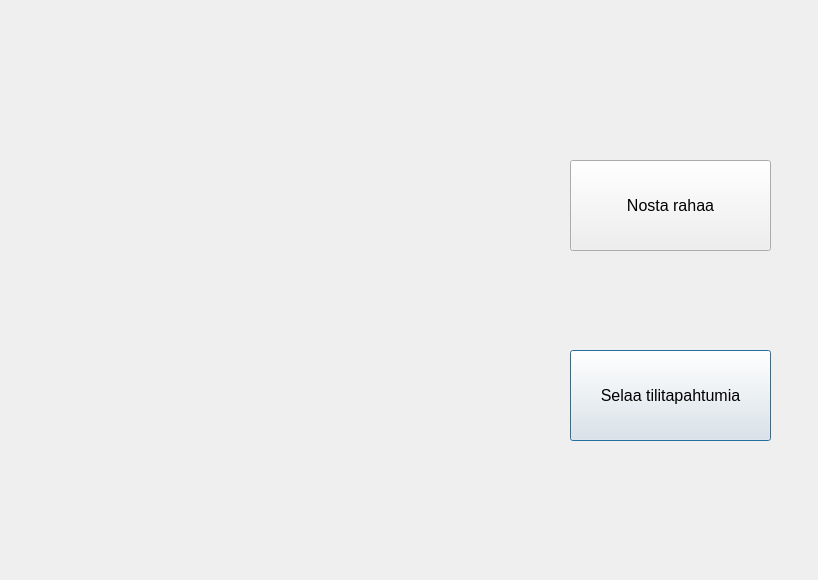
First picture: the form in bankautomat/valikko.ui, repository tvt21kmo-bank-project/group_15, before the edit.
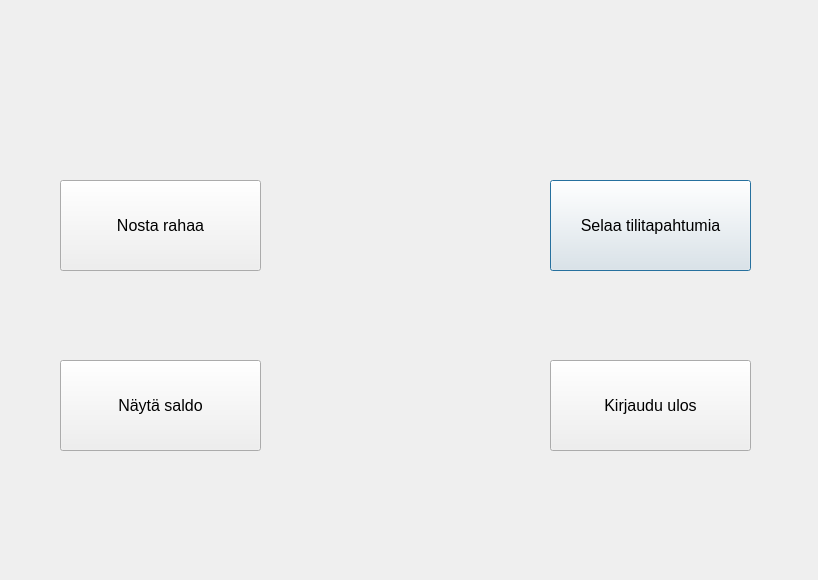
Second picture: the form after the edit.

Commit message: bank osan db class valmis

Diff of the .ui file:
```diff
--- a/bankautomat/valikko.ui
+++ b/bankautomat/valikko.ui
@@ -16,8 +16,8 @@
   <widget class="QPushButton" name="btn_tapahtumat">
    <property name="geometry">
     <rect>
-     <x>570</x>
-     <y>350</y>
+     <x>550</x>
+     <y>180</y>
      <width>201</width>
      <height>91</height>
     </rect>
@@ -34,8 +34,8 @@
   <widget class="QPushButton" name="btn_nostaRahaa">
    <property name="geometry">
     <rect>
-     <x>570</x>
-     <y>160</y>
+     <x>60</x>
+     <y>180</y>
      <width>201</width>
      <height>91</height>
     </rect>
@@ -67,6 +67,42 @@
     <string/>
    </property>
   </widget>
+  <widget class="QPushButton" name="btn_saldo">
+   <property name="geometry">
+    <rect>
+     <x>60</x>
+     <y>360</y>
+     <width>201</width>
+     <height>91</height>
+    </rect>
+   </property>
+   <property name="font">
+    <font>
+     <pointsize>12</pointsize>
+    </font>
+   </property>
+   <property name="text">
+    <string>Näytä saldo</string>
+   </property>
+  </widget>
+  <widget class="QPushButton" name="btn_logout">
+   <property name="geometry">
+    <rect>
+     <x>550</x>
+     <y>360</y>
+     <width>201</width>
+     <height>91</height>
+    </rect>
+   </property>
+   <property name="font">
+    <font>
+     <pointsize>12</pointsize>
+    </font>
+   </property>
+   <property name="text">
+    <string>Kirjaudu ulos</string>
+   </property>
+  </widget>
  </widget>
  <resources/>
  <connections/>
```
The commit also changes 20 other files.
